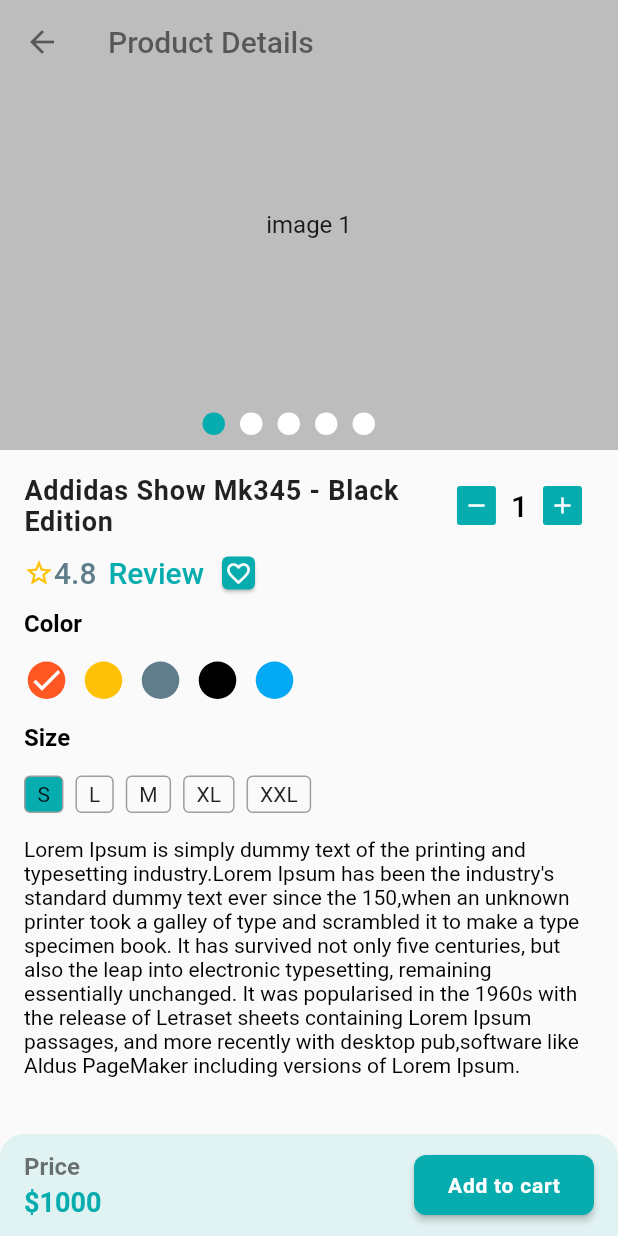
After one commit to Rakib-Hasan25/CraftBay, a Flutter app: the ProductDetailsScreen screen opened directly, on a phone screen of 412 x 824 dp. The commit adds this screen. Run offline on Flutter 3.47's test engine with Material 2 defaults, Android fonts, the phone set to English and light mode, and no system bars; drawn by our look-alikes of carousel_slider; our stand-ins replace flutter_svg, get, pin_code_fields.

Commit message:
full product details screen designed

```diff
--- /dev/null
+++ b/lib/presentation/ui/screens/prdduct_details_screen.dart
@@ -0,0 +1,244 @@
+import 'package:ecommerce/presentation/ui/widgets/custon_stepper.dart';
+import 'package:ecommerce/presentation/ui/widgets/home/product_image_slider.dart';
+import 'package:flutter/material.dart';
+
+import '../utlis/color_palette.dart';
+import '../widgets/product_details_addtocart_container.dart';
+
+class ProductDetailsScreen extends StatefulWidget {
+  const ProductDetailsScreen({super.key});
+
+  @override
+  State<ProductDetailsScreen> createState() => _ProductDetailsScreenState();
+}
+
+class _ProductDetailsScreenState extends State<ProductDetailsScreen> {
+  List<Color> colors = [
+    Colors.deepOrange,
+    Colors.amber,
+    Colors.blueGrey,
+    Colors.black,
+    Colors.lightBlue
+  ];
+
+  List<String> sizes = ['S', 'L', 'M', 'XL', 'XXL'];
+
+  int _selectedIColorndex = 0;
+  int _selectedSizeIndex = 0;
+
+  @override
+  Widget build(BuildContext context) {
+    return Scaffold(
+      body: SafeArea(
+        child: Column(
+          children: [
+            Expanded(
+              child: SingleChildScrollView(
+                child: Column(
+                  children: [
+                    Stack(
+                      children: [
+                        const ProductImageSlider(),
+                        AppBar(
+                          leading: const BackButton(
+                            color: Colors.black54,
+                          ),
+                          backgroundColor: Colors.transparent,
+                          elevation: 0,
+                          title: const Text(
+                            "Product Details",
+                            style: TextStyle(color: Colors.black54),
+                          ),
+                        ),
+                      ],
+                    ),
+                    Padding(
+                      padding: const EdgeInsets.all(16.0),
+                      child: Column(
+                        crossAxisAlignment: CrossAxisAlignment.start,
+                        children: [
+                          Row(
+                            children: [
+                              const Expanded(
+                                  child: Text(
+                                "Addidas Show Mk345 - Black Edition",
+                                style: TextStyle(
+                                    fontSize: 18,
+                                    fontWeight: FontWeight.w700,
+                                    letterSpacing: 0.5),
+                              )),
+                              CustomStepper(
+                                  lowerLimit: 1,
+                                  upperLimit: 10,
+                                  stepValue: 1,
+                                  value: 1,
+                                  onChange: (newValue) {})
+                            ],
+                          ),
+                          Row(
+                            children: [
+                              const Wrap(
+                                crossAxisAlignment: WrapCrossAlignment.center,
+                                children: [
+                                  Icon(
+                                    Icons.star_border,
+                                    size: 20,
+                                    color: Colors.amber,
+                                  ),
+                                  Text(
+                                    '4.8',
+                                    style: TextStyle(
+                                        fontWeight: FontWeight.w500,
+                                        color: Colors.blueGrey,
+                                        fontSize: 20,
+                                        overflow: TextOverflow.ellipsis),
+                                  ),
+                                ],
+                              ),
+                              TextButton(
+                                onPressed: () {},
+                                child: const Text(
+                                  'Review',
+                                  style: TextStyle(
+                                      fontSize: 20,
+                                      color: ColorPalette.primaryColor,
+                                      fontWeight: FontWeight.w500),
+                                ),
+                              ),
+                              const Card(
+                                color: ColorPalette.primaryColor,
+                                child: Padding(
+                                  padding: EdgeInsets.all(2.0),
+                                  child: Icon(
+                                    Icons.favorite_border,
+                                    size: 18,
+                                    color: Colors.white,
+                                  ),
+                                ),
+                              )
+                            ],
+                          ),
+
+
+
+
+
+
+
+   // color choose pallete
+
+
+                          const Text(
+                            "Color",
+                            style: TextStyle(
+                                fontSize: 16,
+                                color: Colors.black,
+                                fontWeight: FontWeight.w700),
+                          ),
+                          const SizedBox(height: 16),
+                          SizedBox(
+                            height: 25,
+                            child: ListView.separated(
+                              itemCount: colors.length,
+                              scrollDirection: Axis.horizontal,
+                              itemBuilder: (context, index) {
+                                return InkWell(
+                                  borderRadius: BorderRadius.circular(20),
+                                  onTap: () {
+                                    _selectedIColorndex = index;
+                                    if (mounted) {
+                                      setState(() {});
+                                    }
+                                  },
+                                  child: CircleAvatar(
+                                    radius: 15,
+                                    backgroundColor: colors[index],
+                                    child: _selectedIColorndex == index
+                                        ? const Icon(
+                                            Icons.done,
+                                            color: Colors.white,
+                                          )
+                                        : null,
+                                  ),
+                                );
+                              },
+                              separatorBuilder: (BuildContext context, int index) {
+                                return const SizedBox(
+                                  width: 8,
+                                );
+                              },
+                            ),
+                          ),
+
+                          const SizedBox(height: 16),
+
+
+
+   //Size choose pallete
+
+
+                          const Text(
+                            "Size",
+                            style: TextStyle(
+                                fontSize: 16,
+                                color: Colors.black,
+                                fontWeight: FontWeight.w700),
+                          ),
+                          const SizedBox(height: 16),
+                          SizedBox(
+                            height: 25,
+                            child: ListView.separated(
+                              itemCount: sizes.length,
+                              scrollDirection: Axis.horizontal,
+                              itemBuilder: (context, index) {
+                                return InkWell(
+                                  borderRadius: BorderRadius.circular(20),
+                                  onTap: () {
+                                    _selectedSizeIndex= index;
+                                    if (mounted) {
+                                      setState(() {});
+                                    }
+                                  },
+                                  child: Container(
+                                    padding: const EdgeInsets.symmetric(horizontal: 8),
+                                    decoration: BoxDecoration(
+                                      border:Border.all(color: Colors.grey),
+                                      borderRadius: BorderRadius.circular(4),
+                                      color: _selectedSizeIndex == index ? ColorPalette.primaryColor: null
+                                    ),
+                                    alignment: Alignment.center,
+                                    child: Text(sizes[index]),
+                                  )
+                                );
+                              },
+                              separatorBuilder: (BuildContext context, int index) {
+                                return const SizedBox(
+                                  width: 8,
+                                );
+                              },
+                            ),
+                          ),
+                          const SizedBox(height: 16),
+                          const Text(
+                            '''Lorem Ipsum is simply dummy text of the printing and typesetting industry.Lorem Ipsum has been the industry's standard dummy text ever since the 150,when an unknown printer took a galley of type and scrambled it to make a type specimen book. It has survived not only five centuries, but also the leap into electronic typesetting, remaining essentially unchanged. It was popularised in the 1960s with the release of Letraset sheets containing Lorem Ipsum passages, and more recently with desktop pub,software like Aldus PageMaker including versions of Lorem Ipsum.
+                            ''',
+                            style: TextStyle(
+                                fontSize: 14,
+                                color: Colors.black,
+                                fontWeight: FontWeight.w400),
+                          ),
+
+                        ],
+                      ),
+                    ),
+                  ],
+                ),
+              ),
+            ),
+            product_details_addtocart_container()
+          ],
+        ),
+      ),
+    );
+  }
+}
--- /dev/null
+++ b/lib/presentation/ui/widgets/custon_stepper.dart
@@ -0,0 +1,100 @@
+import 'package:ecommerce/presentation/ui/utlis/color_palette.dart';
+import 'package:flutter/material.dart';
+
+class CustomStepper extends StatefulWidget {
+  CustomStepper(
+      {super.key,
+      required this.lowerLimit,
+      required this.upperLimit,
+      required this.stepValue,
+      required this.value,
+      required this.onChange});
+
+  final int lowerLimit;
+  final int upperLimit;
+  final int stepValue;
+  int value;
+  final Function(int) onChange;
+
+  @override
+  State<CustomStepper> createState() => _CustomStepperState();
+}
+
+class _CustomStepperState extends State<CustomStepper> {
+  @override
+  Widget build(BuildContext context) {
+    return Padding(
+      padding: const EdgeInsets.symmetric(horizontal: 8, vertical: 6),
+      child: Container(
+        decoration: BoxDecoration(
+          borderRadius: BorderRadius.circular(50),
+        ),
+        child: Row(
+          mainAxisAlignment: MainAxisAlignment.center,
+          children: [
+            InkWell(
+              borderRadius: BorderRadius.circular(30),
+              child: Container(
+                padding: EdgeInsets.all(4),
+                decoration: BoxDecoration(
+                  color: ColorPalette.primaryColor,
+                  borderRadius: BorderRadius.circular(2)
+                ),
+                child: const Icon(
+                  Icons.remove,
+                  color: Colors.white,
+                  size: 18,
+                ),
+              ),
+              onTap: () {
+                widget.value = widget.value == widget.lowerLimit
+                    ? widget.lowerLimit
+                    : widget.value -= widget.stepValue;
+                widget.onChange(widget.value);
+                setState(() {});
+              },
+            ),
+            Padding(
+              padding: const EdgeInsets.symmetric(horizontal: 10),
+              child: Text(
+                '${widget.value}',
+                style: Theme.of(context)
+                    .textTheme
+                    .titleLarge
+                    ?.copyWith(color: Colors.black),
+                textAlign: TextAlign.center,
+              ),
+            ),
+
+
+
+
+            InkWell(
+              borderRadius: BorderRadius.circular(30),
+              child: Container(
+                padding: EdgeInsets.all(4),
+                decoration: BoxDecoration(
+                    color: ColorPalette.primaryColor,
+                    borderRadius: BorderRadius.circular(2)
+                ),
+                child: const Icon(
+                  Icons.add,
+                  color: Colors.white,
+                  size: 18,
+                ),
+              ),
+              onTap: () {
+                widget.value = widget.value == widget.upperLimit
+                    ? widget.upperLimit
+                    : widget.value += widget.stepValue;
+                widget.onChange(widget.value);
+                setState(() {});
+              },
+            ),
+
+          ],
+        ),
+      ),
+    );
+  }
+}
--- a/lib/presentation/ui/widgets/home/ProductCard.dart
+++ b/lib/presentation/ui/widgets/home/ProductCard.dart
@@ -1,4 +1,6 @@
+import 'package:ecommerce/presentation/ui/screens/prdduct_details_screen.dart';
 import 'package:flutter/material.dart';
+import 'package:get/get.dart';
 
 import '../../utlis/color_palette.dart';
 
@@ -10,7 +12,12 @@ class ProductCard extends StatelessWidget {
 
   @override
   Widget build(BuildContext context) {
-    return Card(
+    return InkWell(
+      borderRadius: BorderRadius.circular(8),
+      onTap: (){
+        Get.to(ProductDetailsScreen());
+      },
+      child: Card(
         shadowColor: ColorPalette.primaryColor.withOpacity(0.1),
         elevation: 4,
         shape: RoundedRectangleBorder(
@@ -40,6 +47,8 @@ class ProductCard extends StatelessWidget {
 
                 ),
               ),
+
+
               Padding(
                 padding: const EdgeInsets.all(8.0),
                 child: Column(
@@ -94,6 +103,7 @@ class ProductCard extends StatelessWidget {
             ],
           ),
         ),
+      ),
     );
   }
 }
--- /dev/null
+++ b/lib/presentation/ui/widgets/home/product_image_slider.dart
@@ -0,0 +1,78 @@
+import 'package:carousel_slider/carousel_slider.dart';
+import 'package:flutter/material.dart';
+
+import '../../utlis/color_palette.dart';
+
+class ProductImageSlider extends StatefulWidget {
+  const ProductImageSlider({super.key});
+
+  @override
+  State<ProductImageSlider> createState() => _ProductImageSliderState();
+}
+
+class _ProductImageSliderState extends State<ProductImageSlider> {
+  @override
+  ValueNotifier<int> _selectedSlider = ValueNotifier(0);
+  Widget build(BuildContext context) {
+    return Stack(
+      children: [
+        CarouselSlider(
+          options: CarouselOptions(
+              height: 300.0,
+              autoPlay: true,
+              viewportFraction: 1,
+              autoPlayInterval: Duration(seconds: 3),
+              onPageChanged: (int page, _) {
+                _selectedSlider.value = page;
+              }),
+          items: [1, 2, 3, 4, 5].map((i) {
+            return Builder(
+              builder: (BuildContext context) {
+                return Container(
+                    width: MediaQuery.of(context).size.width,
+                    // margin: EdgeInsets.symmetric(horizontal: 5.0),
+                    decoration: BoxDecoration(color: Colors.grey.shade400),
+                    alignment: Alignment.center,
+                    child: Text(
+                      'image $i',
+                      style: TextStyle(fontSize: 16.0),
+                    ));
+              },
+            );
+          }).toList(),
+        ),
+
+        Positioned(
+          bottom: 10,
+          child: Row(
+            children: [
+              const SizedBox(
+                width: 130,
+              ),
+              ValueListenableBuilder(
+                  valueListenable: _selectedSlider,
+                  builder: (context, value, _) {
+                    List<Widget> list = [];
+                    for (int i = 0; i < 5; i++) {
+                      list.add(Container(
+                        width: 15,
+                        height: 15,
+                        margin: const EdgeInsets.symmetric(horizontal: 5.0),
+                        decoration: BoxDecoration(
+                            // border: Border.all(color: Colors.grey),
+                            borderRadius: BorderRadius.circular(10),
+                            color:
+                                (value == i) ? ColorPalette.primaryColor : Colors.white),
+                      ));
+                    }
+                    return Row(
+                      children: list,
+                    );
+                  }),
+            ],
+          ),
+        ),
+      ],
+    );
+  }
+}
--- /dev/null
+++ b/lib/presentation/ui/widgets/product_details_addtocart_container.dart
@@ -0,0 +1,49 @@
+
+
+import 'package:flutter/material.dart';
+
+import '../utlis/color_palette.dart';
+class product_details_addtocart_container extends StatelessWidget {
+  const product_details_addtocart_container({
+    super.key,
+  });
+
+  @override
+  Widget build(BuildContext context) {
+    return Container(
+      padding: const EdgeInsets.symmetric(horizontal: 16,vertical: 10),
+      decoration: BoxDecoration(
+          color: ColorPalette.primaryColor.withOpacity(0.1),
+          borderRadius: BorderRadius.only(
+              topLeft: Radius.circular(16),
+              topRight: Radius.circular(16)
+          )
+      ),
+      child: Row(
+        mainAxisAlignment: MainAxisAlignment.spaceBetween,
+        children: [
+          const Column(
+            crossAxisAlignment: CrossAxisAlignment.start,
+            children: [
+              Text('Price',style: TextStyle(
+                  fontWeight: FontWeight.w600,
+                  fontSize: 16,
+                  color: Colors.black54
+              ),),
+              SizedBox(height: 4,),
+              Text('\$1000',style: TextStyle(
+                  fontWeight: FontWeight.w600,
+                  fontSize: 18,
+                  color: ColorPalette.primaryColor
+              )),
+            ],
+          ),
+          SizedBox(
+              width: 120,
+              child: ElevatedButton(onPressed: (){}, child:const Text('Add to cart'))),
+        ],
+
+      ),
+    );
+  }
+}
```
Also changed, not shown: lib/presentation/ui/widgets/home/home_slider.dart (+25 -27 lines), lib/presentation/ui/screens/ProductListScreen.dart (deleted). Lines whose indentation alone changed are shown as unchanged.
